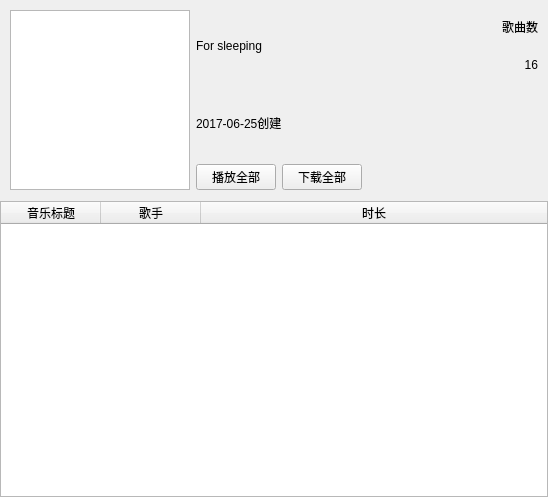
Qt form scrollContentWidget/usermusicwidget.ui (tongtianli/QtMusicPlayer) before a commit.
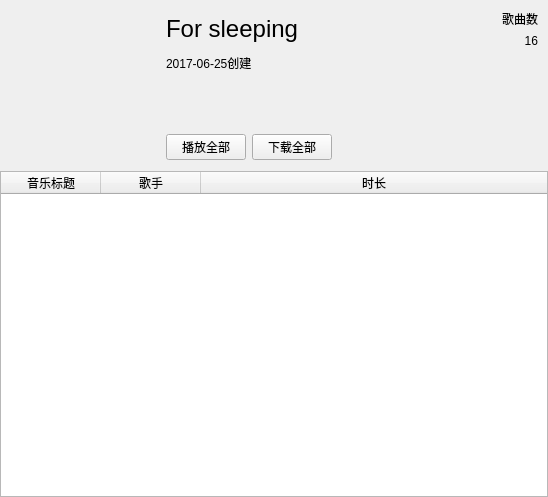
The same form after that commit. Custom widgets are drawn as their Qt base class.

The edit to the form file:
```diff
--- a/scrollContentWidget/usermusicwidget.ui
+++ b/scrollContentWidget/usermusicwidget.ui
@@ -44,19 +44,22 @@
       <number>5</number>
      </property>
      <item>
-      <widget class="QGraphicsView" name="graphicsView">
+      <widget class="QLabel" name="picture">
        <property name="minimumSize">
         <size>
-         <width>180</width>
-         <height>180</height>
+         <width>150</width>
+         <height>150</height>
         </size>
        </property>
        <property name="maximumSize">
         <size>
-         <width>180</width>
-         <height>180</height>
+         <width>150</width>
+         <height>150</height>
         </size>
        </property>
+       <property name="text">
+        <string/>
+       </property>
       </widget>
      </item>
      <item>
@@ -64,7 +67,12 @@
        <item>
         <layout class="QHBoxLayout" name="horizontalLayout_2">
          <item>
-          <widget class="QLabel" name="labelName">
+          <widget class="QLabel" name="nameLbl">
+           <property name="font">
+            <font>
+             <pointsize>18</pointsize>
+            </font>
+           </property>
            <property name="text">
             <string>For sleeping</string>
            </property>
@@ -114,7 +122,21 @@
         </widget>
        </item>
        <item>
-        <layout class="QVBoxLayout" name="verticalLayout_4"/>
+        <layout class="QVBoxLayout" name="verticalLayout_4">
+         <item>
+          <spacer name="verticalSpacer">
+           <property name="orientation">
+            <enum>Qt::Vertical</enum>
+           </property>
+           <property name="sizeHint" stdset="0">
+            <size>
+             <width>20</width>
+             <height>40</height>
+            </size>
+           </property>
+          </spacer>
+         </item>
+        </layout>
        </item>
        <item>
         <layout class="QHBoxLayout" name="horizontalLayout">
```
Left out of the diff: 8 changed lines with no effect on the pictures.
